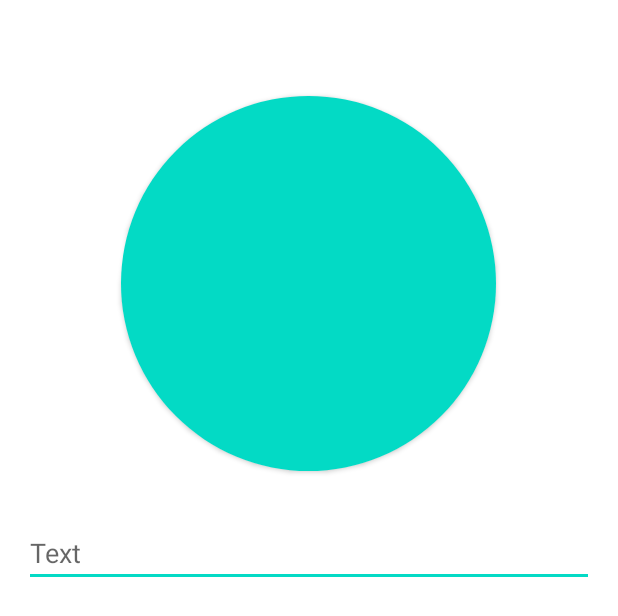
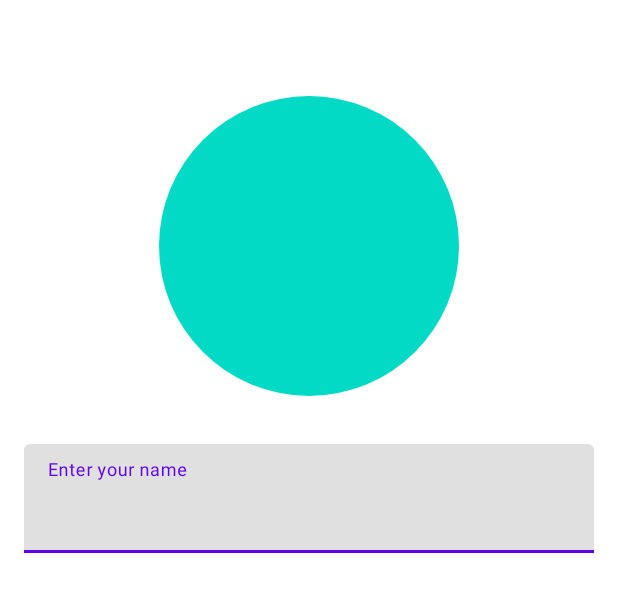
Before and after one commit to AltynbekovZarlyk/Task_Manager, an Android app: the layout fragment_profile.xml on its own in the app's theme, with its tools: preview values and no code run, on a phone screen of 412 x 824 dp. Shown: the top 616 px of the screen. Run offline under Robolectric (Android 15) with nearby library versions, the phone set to English and light mode, and no system bars.

Commit message:
added saving picture to profile fragment

```diff
--- a/app/src/main/java/com/example/task_manager/App.kt
+++ b/app/src/main/java/com/example/task_manager/App.kt
@@ -14,7 +14,6 @@ class App : Application() {
         ).allowMainThreadQueries().build()
     }
 
-
     companion object {
         lateinit var db: AppDatabase
     }
--- a/app/src/main/java/com/example/task_manager/ui/dashboard/DashboardFragment.kt
+++ b/app/src/main/java/com/example/task_manager/ui/dashboard/DashboardFragment.kt
@@ -13,8 +13,6 @@ class DashboardFragment : Fragment() {
 
     private var _binding: FragmentDashboardBinding? = null
 
-    // This property is only valid between onCreateView and
-    // onDestroyView.
     private val binding get() = _binding!!
 
     override fun onCreateView(
--- a/app/src/main/java/com/example/task_manager/ui/home/adapter/TaskAdapter.kt
+++ b/app/src/main/java/com/example/task_manager/ui/home/adapter/TaskAdapter.kt
@@ -38,6 +38,7 @@ class TaskAdapter(private val longClickListener: (Task) -> Unit) :
     }
 
     inner class TaskViewHolder(private val binding: ItemTaskBinding) : ViewHolder(binding.root) {
+
         fun bibd(task: Task) {
             itemView.setOnLongClickListener {
                 longClickListener(task)
--- a/app/src/main/java/com/example/task_manager/utils/Ext.kt
+++ b/app/src/main/java/com/example/task_manager/utils/Ext.kt
@@ -1,8 +1,8 @@
 package com.example.task_manager.utils
 
 import android.widget.ImageView
-import com.squareup.picasso.Picasso
+import com.bumptech.glide.Glide
 
 fun ImageView.loadImage(url: String) {
-    Picasso.get().load(url).into(this)
+    Glide.with(this).load(url).into(this)
 }
--- a/app/src/main/res/layout/fragment_profile.xml
+++ b/app/src/main/res/layout/fragment_profile.xml
@@ -1,32 +1,33 @@
 <?xml version="1.0" encoding="utf-8"?>
 <LinearLayout xmlns:android="http://schemas.android.com/apk/res/android"
-    xmlns:tools="http://schemas.android.com/tools"
     android:layout_width="match_parent"
     android:layout_height="match_parent"
-    xmlns:app="http://schemas.android.com/apk/res-auto"
     android:orientation="vertical">
 
-  <androidx.cardview.widget.CardView
-      android:layout_width="250dp"
-      android:layout_height="250dp"
-      android:layout_gravity="center"
-      android:layout_marginTop="64dp"
-      app:cardCornerRadius="250dp">
+    <de.hdodenhof.circleimageview.CircleImageView
+        android:id="@+id/iv_profile"
+        android:layout_width="200dp"
+        android:layout_height="200dp"
+        android:layout_gravity="center"
+        android:layout_marginTop="64dp"
+        android:scaleType="centerCrop"
+        android:src="@color/teal_200" />
 
-      <ImageView
-          android:layout_width="250dp"
-          android:layout_height="250dp"
-          android:scaleType="centerCrop"
-          android:src="@color/teal_200"/>
-
-  </androidx.cardview.widget.CardView>
-
-    <EditText
-        android:id="@+id/et_text_name"
+    <com.google.android.material.textfield.TextInputLayout
+        android:id="@+id/et_name_layout"
         android:layout_width="match_parent"
         android:layout_height="wrap_content"
         android:layout_marginHorizontal="16dp"
         android:layout_marginTop="32dp"
-        android:hint="@string/text"/>
+        android:hint="@string/enter_your_name">
+
+        <com.google.android.material.textfield.TextInputEditText
+            android:id="@+id/et_name"
+            android:layout_width="match_parent"
+            android:layout_height="wrap_content"
+            android:padding="20dp"
+            android:textSize="24sp" />
+
+    </com.google.android.material.textfield.TextInputLayout>
 
 </LinearLayout>
--- a/app/src/main/res/values/strings.xml
+++ b/app/src/main/res/values/strings.xml
@@ -12,4 +12,5 @@
     <string name="profile">Profile</string>
     <string name="skip">Skip</string>
     <string name="get_started">Get started</string>
+    <string name="enter_your_name">Enter your name</string>
 </resources>
```
Also changed, not shown: app/build.gradle (+4 -3 lines), app/src/main/java/com/example/task_manager/data/local/Pref.kt (+8 -1 lines), app/src/main/java/com/example/task_manager/ui/profile/ProfileFragment.kt (+30 -3 lines).
